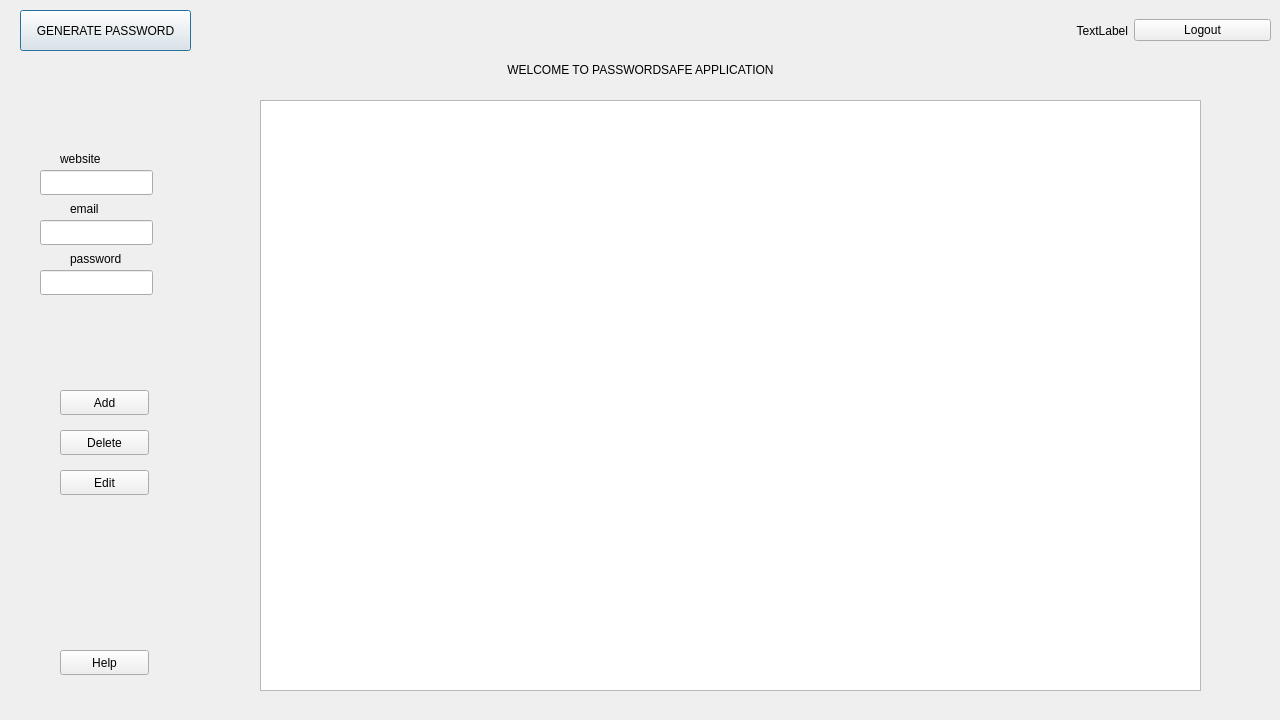
natakra/PasswordSafe, file secdialog.ui: the form before one commit.
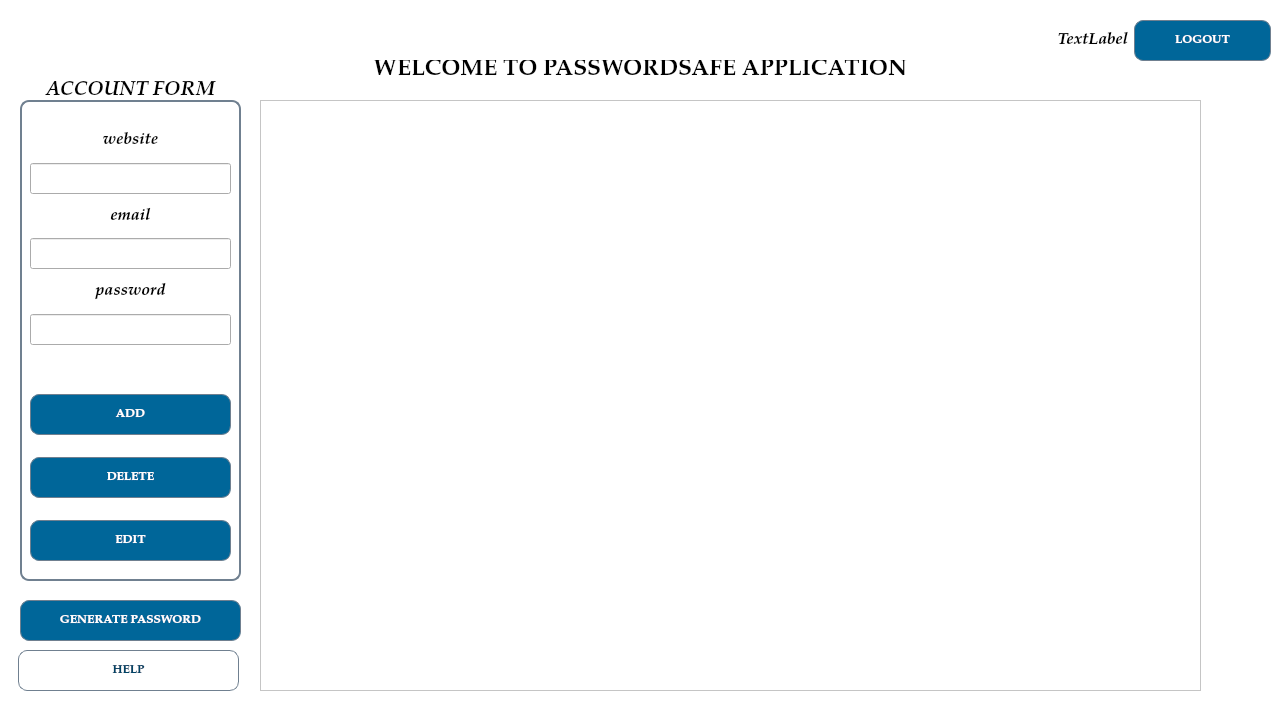
The form after the commit.

```diff
--- a/secdialog.ui
+++ b/secdialog.ui
@@ -22,6 +22,97 @@
     <height>720</height>
    </size>
   </property>
+  <property name="palette">
+   <palette>
+    <active>
+     <colorrole role="ButtonText">
+      <brush brushstyle="SolidPattern">
+       <color alpha="255">
+        <red>255</red>
+        <green>255</green>
+        <blue>255</blue>
+       </color>
+      </brush>
+     </colorrole>
+     <colorrole role="Base">
+      <brush brushstyle="SolidPattern">
+       <color alpha="255">
+        <red>255</red>
+        <green>255</green>
+        <blue>255</blue>
+       </color>
+      </brush>
+     </colorrole>
+     <colorrole role="Window">
+      <brush brushstyle="SolidPattern">
+       <color alpha="255">
+        <red>255</red>
+        <green>255</green>
+        <blue>255</blue>
+       </color>
+      </brush>
+     </colorrole>
+    </active>
+    <inactive>
+     <colorrole role="ButtonText">
+      <brush brushstyle="SolidPattern">
+       <color alpha="255">
+        <red>255</red>
+        <green>255</green>
+        <blue>255</blue>
+       </color>
+      </brush>
+     </colorrole>
+     <colorrole role="Base">
+      <brush brushstyle="SolidPattern">
+       <color alpha="255">
+        <red>255</red>
+        <green>255</green>
+        <blue>255</blue>
+       </color>
+      </brush>
+     </colorrole>
+     <colorrole role="Window">
+      <brush brushstyle="SolidPattern">
+       <color alpha="255">
+        <red>255</red>
+        <green>255</green>
+        <blue>255</blue>
+       </color>
+      </brush>
+     </colorrole>
+    </inactive>
+    <disabled>
+     <colorrole role="ButtonText">
+      <brush brushstyle="SolidPattern">
+       <color alpha="255">
+        <red>190</red>
+        <green>190</green>
+        <blue>190</blue>
+       </color>
+      </brush>
+     </colorrole>
+     <colorrole role="Base">
+      <brush brushstyle="SolidPattern">
+       <color alpha="255">
+        <red>255</red>
+        <green>255</green>
+        <blue>255</blue>
+       </color>
+      </brush>
+     </colorrole>
+     <colorrole role="Window">
+      <brush brushstyle="SolidPattern">
+       <color alpha="255">
+        <red>255</red>
+        <green>255</green>
+        <blue>255</blue>
+       </color>
+      </brush>
+     </colorrole>
+    </disabled>
+   </palette>
+  </property>
   <property name="windowTitle">
    <string>Password Safe</string>
   </property>
@@ -34,6 +125,14 @@
      <height>20</height>
     </rect>
    </property>
+   <property name="font">
+    <font>
+     <family>URW Palladio L</family>
+     <pointsize>17</pointsize>
+     <weight>75</weight>
+     <bold>true</bold>
+    </font>
+   </property>
    <property name="text">
     <string>WELCOME TO PASSWORDSAFE APPLICATION</string>
    </property>
@@ -45,11 +144,149 @@
    <property name="geometry">
     <rect>
      <x>20</x>
-     <y>10</y>
-     <width>171</width>
+     <y>600</y>
+     <width>221</width>
      <height>41</height>
     </rect>
    </property>
+   <property name="palette">
+    <palette>
+     <active>
+      <colorrole role="Button">
+       <brush brushstyle="SolidPattern">
+        <color alpha="255">
+         <red>0</red>
+         <green>102</green>
+         <blue>153</blue>
+        </color>
+       </brush>
+      </colorrole>
+      <colorrole role="ButtonText">
+       <brush brushstyle="SolidPattern">
+        <color alpha="255">
+         <red>255</red>
+         <green>255</green>
+         <blue>255</blue>
+        </color>
+       </brush>
+      </colorrole>
+      <colorrole role="Base">
+       <brush brushstyle="SolidPattern">
+        <color alpha="255">
+         <red>0</red>
+         <green>102</green>
+         <blue>153</blue>
+        </color>
+       </brush>
+      </colorrole>
+      <colorrole role="Window">
+       <brush brushstyle="SolidPattern">
+        <color alpha="255">
+         <red>0</red>
+         <green>102</green>
+         <blue>153</blue>
+        </color>
+       </brush>
+      </colorrole>
+     </active>
+     <inactive>
+      <colorrole role="Button">
+       <brush brushstyle="SolidPattern">
+        <color alpha="255">
+         <red>0</red>
+         <green>102</green>
+         <blue>153</blue>
+        </color>
+       </brush>
+      </colorrole>
+      <colorrole role="ButtonText">
+       <brush brushstyle="SolidPattern">
+        <color alpha="255">
+         <red>255</red>
+         <green>255</green>
+         <blue>255</blue>
+        </color>
+       </brush>
+      </colorrole>
+      <colorrole role="Base">
+       <brush brushstyle="SolidPattern">
+        <color alpha="255">
+         <red>0</red>
+         <green>102</green>
+         <blue>153</blue>
+        </color>
+       </brush>
+      </colorrole>
+      <colorrole role="Window">
+       <brush brushstyle="SolidPattern">
+        <color alpha="255">
+         <red>0</red>
+         <green>102</green>
+         <blue>153</blue>
+        </color>
+       </brush>
+      </colorrole>
+     </inactive>
+     <disabled>
+      <colorrole role="Button">
+       <brush brushstyle="SolidPattern">
+        <color alpha="255">
+         <red>0</red>
+         <green>102</green>
+         <blue>153</blue>
+        </color>
+       </brush>
+      </colorrole>
+      <colorrole role="ButtonText">
+       <brush brushstyle="SolidPattern">
+        <color alpha="255">
+         <red>190</red>
+         <green>190</green>
+         <blue>190</blue>
+        </color>
+       </brush>
+      </colorrole>
+      <colorrole role="Base">
+       <brush brushstyle="SolidPattern">
+        <color alpha="255">
+         <red>0</red>
+         <green>102</green>
+         <blue>153</blue>
+        </color>
+       </brush>
+      </colorrole>
+      <colorrole role="Window">
+       <brush brushstyle="SolidPattern">
+        <color alpha="255">
+         <red>0</red>
+         <green>102</green>
+         <blue>153</blue>
+        </color>
+       </brush>
+      </colorrole>
+     </disabled>
+    </palette>
+   </property>
+   <property name="font">
+    <font>
+     <family>URW Palladio L</family>
+     <weight>75</weight>
+     <bold>true</bold>
+    </font>
+   </property>
+   <property name="styleSheet">
+    <string notr="true">QPushButton#passwordrandom:hover {
+    background-color: rgb(255, 255, 255);
+	border: 1px solid SlateGrey;
+	border-radius: 9px;
+	color: rgb(0, 68, 102);
+}
+QPushButton#passwordrandom {
+	background-color: rgb(0, 102, 153);
+    border: 1px solid SlateGrey;
+	border-radius: 9px;
+}</string>
+   </property>
    <property name="text">
     <string>GENERATE PASSWORD</string>
    </property>
@@ -66,12 +303,21 @@
      <x>990</x>
      <y>10</y>
      <width>281</width>
-     <height>41</height>
+     <height>61</height>
     </rect>
    </property>
    <layout class="QHBoxLayout" name="horizontalLayout">
     <item>
      <widget class="QLabel" name="label_username">
+      <property name="font">
+       <font>
+        <family>URW Palladio L</family>
+        <pointsize>12</pointsize>
+        <weight>75</weight>
+        <italic>true</italic>
+        <bold>true</bold>
+       </font>
+      </property>
       <property name="layoutDirection">
        <enum>Qt::LeftToRight</enum>
       </property>
@@ -85,8 +331,240 @@
     </item>
     <item>
      <widget class="QPushButton" name="logout">
+      <property name="minimumSize">
+       <size>
+        <width>0</width>
+        <height>41</height>
+       </size>
+      </property>
+      <property name="sizeIncrement">
+       <size>
+        <width>0</width>
+        <height>41</height>
+       </size>
+      </property>
+      <property name="palette">
+       <palette>
+        <active>
+         <colorrole role="WindowText">
+          <brush brushstyle="SolidPattern">
+           <color alpha="255">
+            <red>255</red>
+            <green>255</green>
+            <blue>255</blue>
+           </color>
+          </brush>
+         </colorrole>
+         <colorrole role="Button">
+          <brush brushstyle="SolidPattern">
+           <color alpha="255">
+            <red>0</red>
+            <green>102</green>
+            <blue>153</blue>
+           </color>
+          </brush>
+         </colorrole>
+         <colorrole role="Text">
+          <brush brushstyle="SolidPattern">
+           <color alpha="255">
+            <red>255</red>
+            <green>255</green>
+            <blue>255</blue>
+           </color>
+          </brush>
+         </colorrole>
+         <colorrole role="ButtonText">
+          <brush brushstyle="SolidPattern">
+           <color alpha="255">
+            <red>255</red>
+            <green>255</green>
+            <blue>255</blue>
+           </color>
+          </brush>
+         </colorrole>
+         <colorrole role="Base">
+          <brush brushstyle="SolidPattern">
+           <color alpha="255">
+            <red>0</red>
+            <green>102</green>
+            <blue>153</blue>
+           </color>
+          </brush>
+         </colorrole>
+         <colorrole role="Window">
+          <brush brushstyle="SolidPattern">
+           <color alpha="255">
+            <red>0</red>
+            <green>102</green>
+            <blue>153</blue>
+           </color>
+          </brush>
+         </colorrole>
+         <colorrole role="PlaceholderText">
+          <brush brushstyle="NoBrush">
+           <color alpha="128">
+            <red>255</red>
+            <green>255</green>
+            <blue>255</blue>
+           </color>
+          </brush>
+         </colorrole>
+        </active>
+        <inactive>
+         <colorrole role="WindowText">
+          <brush brushstyle="SolidPattern">
+           <color alpha="255">
+            <red>255</red>
+            <green>255</green>
+            <blue>255</blue>
+           </color>
+          </brush>
+         </colorrole>
+         <colorrole role="Button">
+          <brush brushstyle="SolidPattern">
+           <color alpha="255">
+            <red>0</red>
+            <green>102</green>
+            <blue>153</blue>
+           </color>
+          </brush>
+         </colorrole>
+         <colorrole role="Text">
+          <brush brushstyle="SolidPattern">
+           <color alpha="255">
+            <red>255</red>
+            <green>255</green>
+            <blue>255</blue>
+           </color>
+          </brush>
+         </colorrole>
+         <colorrole role="ButtonText">
+          <brush brushstyle="SolidPattern">
+           <color alpha="255">
+            <red>255</red>
+            <green>255</green>
+            <blue>255</blue>
+           </color>
+          </brush>
+         </colorrole>
+         <colorrole role="Base">
+          <brush brushstyle="SolidPattern">
+           <color alpha="255">
+            <red>0</red>
+            <green>102</green>
+            <blue>153</blue>
+           </color>
+          </brush>
+         </colorrole>
+         <colorrole role="Window">
+          <brush brushstyle="SolidPattern">
+           <color alpha="255">
+            <red>0</red>
+            <green>102</green>
+            <blue>153</blue>
+           </color>
+          </brush>
+         </colorrole>
+         <colorrole role="PlaceholderText">
+          <brush brushstyle="NoBrush">
+           <color alpha="128">
+            <red>255</red>
+            <green>255</green>
+            <blue>255</blue>
+           </color>
+          </brush>
+         </colorrole>
+        </inactive>
+        <disabled>
+         <colorrole role="WindowText">
+          <brush brushstyle="SolidPattern">
+           <color alpha="255">
+            <red>255</red>
+            <green>255</green>
+            <blue>255</blue>
+           </color>
+          </brush>
+         </colorrole>
+         <colorrole role="Button">
+          <brush brushstyle="SolidPattern">
+           <color alpha="255">
+            <red>0</red>
+            <green>102</green>
+            <blue>153</blue>
+           </color>
+          </brush>
+         </colorrole>
+         <colorrole role="Text">
+          <brush brushstyle="SolidPattern">
+           <color alpha="255">
+            <red>255</red>
+            <green>255</green>
+            <blue>255</blue>
+           </color>
+          </brush>
+         </colorrole>
+         <colorrole role="ButtonText">
+          <brush brushstyle="SolidPattern">
+           <color alpha="255">
+            <red>255</red>
+            <green>255</green>
+            <blue>255</blue>
+           </color>
+          </brush>
+         </colorrole>
+         <colorrole role="Base">
+          <brush brushstyle="SolidPattern">
+           <color alpha="255">
+            <red>0</red>
+            <green>102</green>
+            <blue>153</blue>
+           </color>
+          </brush>
+         </colorrole>
+         <colorrole role="Window">
+          <brush brushstyle="SolidPattern">
+           <color alpha="255">
+            <red>0</red>
+            <green>102</green>
+            <blue>153</blue>
+           </color>
+          </brush>
+         </colorrole>
+         <colorrole role="PlaceholderText">
+          <brush brushstyle="NoBrush">
+           <color alpha="128">
+            <red>255</red>
+            <green>255</green>
+            <blue>255</blue>
+           </color>
+          </brush>
+         </colorrole>
+        </disabled>
+       </palette>
+      </property>
+      <property name="font">
+       <font>
+        <family>URW Palladio L</family>
+        <weight>75</weight>
+        <bold>true</bold>
+       </font>
+      </property>
+      <property name="styleSheet">
+       <string notr="true">QPushButton#logout:hover {
+    background-color: rgb(255, 255, 255);
+	border: 1px solid SlateGrey;
+	border-radius: 9px;
+	color: rgb(0, 68, 102);
+}
+QPushButton#logout {
+	background-color: rgb(0, 102, 153);
+    border: 1px solid SlateGrey;
+	border-radius: 9px;
+	color: rgb(255,255,255);
+}</string>
+      </property>
       <property name="text">
-       <string>Logout</string>
+       <string>LOGOUT</string>
       </property>
      </widget>
     </item>
@@ -105,125 +583,349 @@
     <bool>true</bool>
    </property>
   </widget>
-  <widget class="QLabel" name="label_website">
-   <property name="geometry">
-    <rect>
-     <x>60</x>
-     <y>150</y>
-     <width>61</width>
-     <height>17</height>
-    </rect>
-   </property>
-   <property name="text">
-    <string>website</string>
-   </property>
-  </widget>
-  <widget class="QLabel" name="label_email">
-   <property name="geometry">
-    <rect>
-     <x>70</x>
-     <y>200</y>
-     <width>67</width>
-     <height>17</height>
-    </rect>
-   </property>
-   <property name="text">
-    <string>email</string>
-   </property>
-  </widget>
-  <widget class="QLabel" name="label_password">
-   <property name="geometry">
-    <rect>
-     <x>70</x>
-     <y>250</y>
-     <width>67</width>
-     <height>17</height>
-    </rect>
-   </property>
-   <property name="text">
-    <string>password</string>
-   </property>
-  </widget>
-  <widget class="QPushButton" name="pushButton_add">
-   <property name="geometry">
-    <rect>
-     <x>60</x>
-     <y>390</y>
-     <width>89</width>
-     <height>25</height>
-    </rect>
-   </property>
-   <property name="text">
-    <string>Add</string>
-   </property>
-  </widget>
-  <widget class="QPushButton" name="pushButton_delete">
-   <property name="geometry">
-    <rect>
-     <x>60</x>
-     <y>430</y>
-     <width>89</width>
-     <height>25</height>
-    </rect>
-   </property>
-   <property name="text">
-    <string>Delete</string>
-   </property>
-  </widget>
-  <widget class="QLineEdit" name="lineEdit_website">
-   <property name="geometry">
-    <rect>
-     <x>40</x>
-     <y>170</y>
-     <width>113</width>
-     <height>25</height>
-    </rect>
-   </property>
-  </widget>
-  <widget class="QLineEdit" name="lineEdit_email">
-   <property name="geometry">
-    <rect>
-     <x>40</x>
-     <y>220</y>
-     <width>113</width>
-     <height>25</height>
-    </rect>
-   </property>
-  </widget>
-  <widget class="QLineEdit" name="lineEdit_password">
-   <property name="geometry">
-    <rect>
-     <x>40</x>
-     <y>270</y>
-     <width>113</width>
-     <height>25</height>
-    </rect>
-   </property>
-  </widget>
-  <widget class="QPushButton" name="pushButton">
-   <property name="geometry">
-    <rect>
-     <x>60</x>
-     <y>470</y>
-     <width>89</width>
-     <height>25</height>
-    </rect>
-   </property>
-   <property name="text">
-    <string>Edit</string>
-   </property>
-  </widget>
   <widget class="QPushButton" name="pushButton_2">
    <property name="geometry">
     <rect>
-     <x>60</x>
+     <x>18</x>
      <y>650</y>
-     <width>89</width>
-     <height>25</height>
+     <width>221</width>
+     <height>41</height>
     </rect>
    </property>
+   <property name="minimumSize">
+    <size>
+     <width>0</width>
+     <height>41</height>
+    </size>
+   </property>
+   <property name="font">
+    <font>
+     <family>URW Palladio L</family>
+     <weight>75</weight>
+     <bold>true</bold>
+    </font>
+   </property>
+   <property name="styleSheet">
+    <string notr="true">QPushButton#pushButton_2 {
+    background-color: rgb(255, 255, 255);
+	border: 1px solid SlateGrey;
+	border-radius: 9px;
+	color: rgb(0, 68, 102);
+}
+QPushButton#pushButton_2:hover {
+	background-color: rgb(0, 102, 153);
+    border: 1px solid SlateGrey;
+	border-radius: 9px;
+	color: rgb(255, 255, 255);
+}</string>
+   </property>
    <property name="text">
-    <string>Help</string>
+    <string>HELP</string>
+   </property>
+  </widget>
+  <widget class="QGroupBox" name="groupBox">
+   <property name="geometry">
+    <rect>
+     <x>20</x>
+     <y>100</y>
+     <width>221</width>
+     <height>481</height>
+    </rect>
+   </property>
+   <property name="font">
+    <font>
+     <family>URW Palladio L</family>
+     <pointsize>15</pointsize>
+     <weight>75</weight>
+     <italic>true</italic>
+     <bold>true</bold>
+    </font>
+   </property>
+   <property name="styleSheet">
+    <string notr="true">QGroupBox#groupBox {
+    border: 2px solid SlateGrey;
+	border-radius: 9px;
+}</string>
+   </property>
+   <property name="title">
+    <string/>
+   </property>
+   <property name="alignment">
+    <set>Qt::AlignCenter</set>
+   </property>
+   <widget class="QWidget" name="verticalLayoutWidget">
+    <property name="geometry">
+     <rect>
+      <x>10</x>
+      <y>24</y>
+      <width>201</width>
+      <height>221</height>
+     </rect>
+    </property>
+    <layout class="QVBoxLayout" name="verticalLayout">
+     <item>
+      <widget class="QLabel" name="label_website">
+       <property name="font">
+        <font>
+         <family>URW Palladio L</family>
+         <pointsize>12</pointsize>
+         <weight>75</weight>
+         <italic>true</italic>
+         <bold>true</bold>
+        </font>
+       </property>
+       <property name="text">
+        <string>website</string>
+       </property>
+       <property name="alignment">
+        <set>Qt::AlignCenter</set>
+       </property>
+      </widget>
+     </item>
+     <item>
+      <widget class="QLineEdit" name="lineEdit_website">
+       <property name="minimumSize">
+        <size>
+         <width>0</width>
+         <height>31</height>
+        </size>
+       </property>
+       <property name="font">
+        <font>
+         <family>URW Palladio L</family>
+         <pointsize>11</pointsize>
+         <weight>75</weight>
+         <italic>false</italic>
+         <bold>true</bold>
+        </font>
+       </property>
+       <property name="alignment">
+        <set>Qt::AlignCenter</set>
+       </property>
+      </widget>
+     </item>
+     <item>
+      <widget class="QLabel" name="label_email">
+       <property name="font">
+        <font>
+         <family>URW Palladio L</family>
+         <pointsize>12</pointsize>
+         <weight>75</weight>
+         <italic>true</italic>
+         <bold>true</bold>
+        </font>
+       </property>
+       <property name="text">
+        <string>email</string>
+       </property>
+       <property name="alignment">
+        <set>Qt::AlignCenter</set>
+       </property>
+      </widget>
+     </item>
+     <item>
+      <widget class="QLineEdit" name="lineEdit_email">
+       <property name="minimumSize">
+        <size>
+         <width>0</width>
+         <height>31</height>
+        </size>
+       </property>
+       <property name="font">
+        <font>
+         <family>URW Palladio L</family>
+         <pointsize>11</pointsize>
+         <weight>75</weight>
+         <italic>false</italic>
+         <bold>true</bold>
+        </font>
+       </property>
+       <property name="alignment">
+        <set>Qt::AlignCenter</set>
+       </property>
+      </widget>
+     </item>
+     <item>
+      <widget class="QLabel" name="label_password">
+       <property name="font">
+        <font>
+         <family>URW Palladio L</family>
+         <pointsize>12</pointsize>
+         <weight>75</weight>
+         <italic>true</italic>
+         <bold>true</bold>
+        </font>
+       </property>
+       <property name="text">
+        <string>password</string>
+       </property>
+       <property name="alignment">
+        <set>Qt::AlignCenter</set>
+       </property>
+      </widget>
+     </item>
+     <item>
+      <widget class="QLineEdit" name="lineEdit_password">
+       <property name="minimumSize">
+        <size>
+         <width>0</width>
+         <height>31</height>
+        </size>
+       </property>
+       <property name="font">
+        <font>
+         <family>URW Palladio L</family>
+         <pointsize>11</pointsize>
+         <weight>75</weight>
+         <italic>false</italic>
+         <bold>true</bold>
+        </font>
+       </property>
+       <property name="alignment">
+        <set>Qt::AlignCenter</set>
+       </property>
+      </widget>
+     </item>
+    </layout>
+   </widget>
+   <widget class="QWidget" name="verticalLayoutWidget_2">
+    <property name="geometry">
+     <rect>
+      <x>10</x>
+      <y>278</y>
+      <width>201</width>
+      <height>201</height>
+     </rect>
+    </property>
+    <layout class="QVBoxLayout" name="verticalLayout_2">
+     <item>
+      <widget class="QPushButton" name="pushButton_add">
+       <property name="minimumSize">
+        <size>
+         <width>0</width>
+         <height>41</height>
+        </size>
+       </property>
+       <property name="font">
+        <font>
+         <family>URW Palladio L</family>
+         <weight>75</weight>
+         <bold>true</bold>
+        </font>
+       </property>
+       <property name="styleSheet">
+        <string notr="true">QPushButton#pushButton_add:hover {
+    background-color: rgb(255, 255, 255);
+	border: 1px solid SlateGrey;
+	border-radius: 9px;
+	color: rgb(0, 68, 102);
+}
+QPushButton#pushButton_add {
+	background-color: rgb(0, 102, 153);
+    border: 1px solid SlateGrey;
+	border-radius: 9px;
+	color: rgb(255,255,255);
+}</string>
+       </property>
+       <property name="text">
+        <string>ADD</string>
+       </property>
+      </widget>
+     </item>
+     <item>
+      <widget class="QPushButton" name="pushButton_delete">
+       <property name="minimumSize">
+        <size>
+         <width>0</width>
+         <height>41</height>
+        </size>
+       </property>
+       <property name="font">
+        <font>
+         <family>URW Palladio L</family>
+         <weight>75</weight>
+         <bold>true</bold>
+        </font>
+       </property>
+       <property name="styleSheet">
+        <string notr="true">QPushButton#pushButton_delete:hover {
+    background-color: rgb(255, 255, 255);
+	border: 1px solid SlateGrey;
+	border-radius: 9px;
+	color: rgb(0, 68, 102);
+}
+QPushButton#pushButton_delete {
+	background-color: rgb(0, 102, 153);
+    border: 1px solid SlateGrey;
+	border-radius: 9px;
+	color: rgb(255,255,255);
+}</string>
+       </property>
+       <property name="text">
+        <string>DELETE</string>
+       </property>
+      </widget>
+     </item>
+     <item>
+      <widget class="QPushButton" name="pushButton">
+       <property name="minimumSize">
+        <size>
+         <width>0</width>
+         <height>41</height>
+        </size>
+       </property>
+       <property name="font">
+        <font>
+         <family>URW Palladio L</family>
+         <weight>75</weight>
+         <bold>true</bold>
+        </font>
+       </property>
+       <property name="styleSheet">
+        <string notr="true">QPushButton#pushButton:hover {
+    background-color: rgb(255, 255, 255);
+	border: 1px solid SlateGrey;
+	border-radius: 9px;
+	color: rgb(0, 68, 102);
+}
+QPushButton#pushButton {
+	background-color: rgb(0, 102, 153);
+    border: 1px solid SlateGrey;
+	border-radius: 9px;
+	color: rgb(255,255,255);
+}</string>
+       </property>
+       <property name="text">
+        <string>EDIT</string>
+       </property>
+      </widget>
+     </item>
+    </layout>
+   </widget>
+  </widget>
+  <widget class="QLabel" name="label_2">
+   <property name="geometry">
+    <rect>
+     <x>20</x>
+     <y>80</y>
+     <width>221</width>
+     <height>20</height>
+    </rect>
+   </property>
+   <property name="font">
+    <font>
+     <family>URW Palladio L</family>
+     <pointsize>15</pointsize>
+     <weight>75</weight>
+     <italic>true</italic>
+     <bold>true</bold>
+    </font>
+   </property>
+   <property name="text">
+    <string>ACCOUNT FORM</string>
+   </property>
+   <property name="alignment">
+    <set>Qt::AlignCenter</set>
    </property>
   </widget>
  </widget>
```
Left out of the diff: 158 changed lines with no effect on the pictures.
